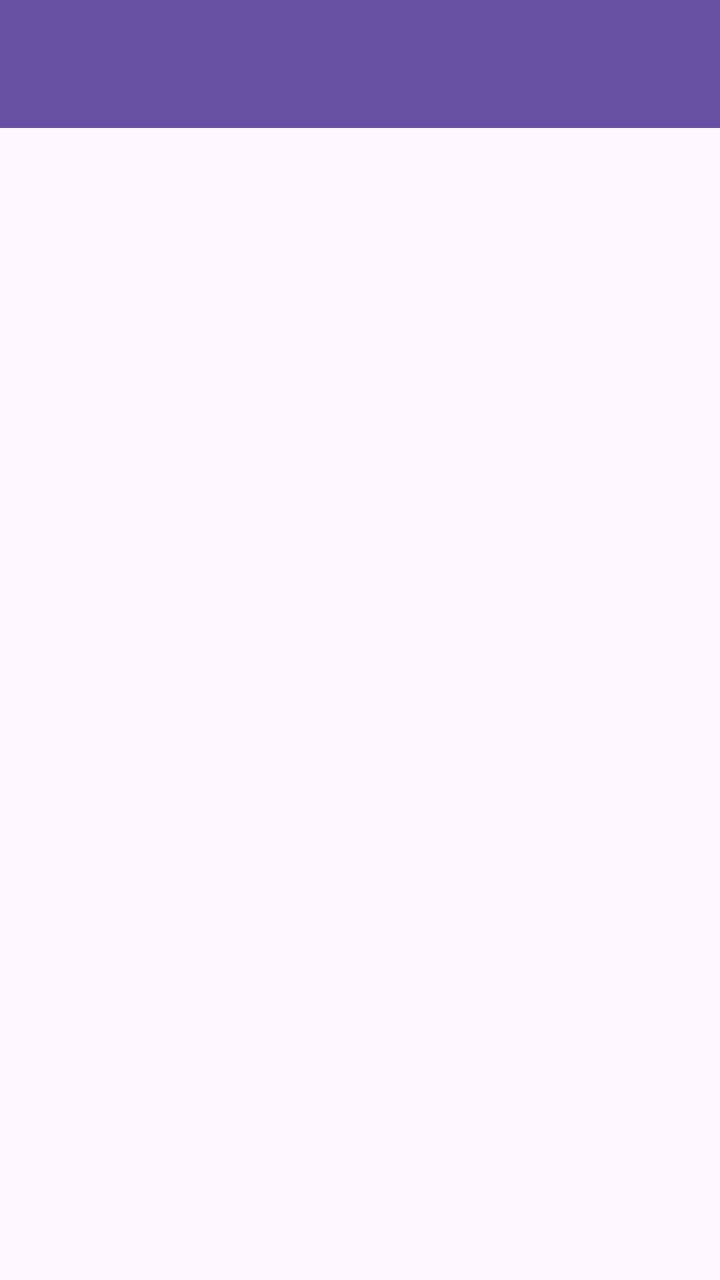
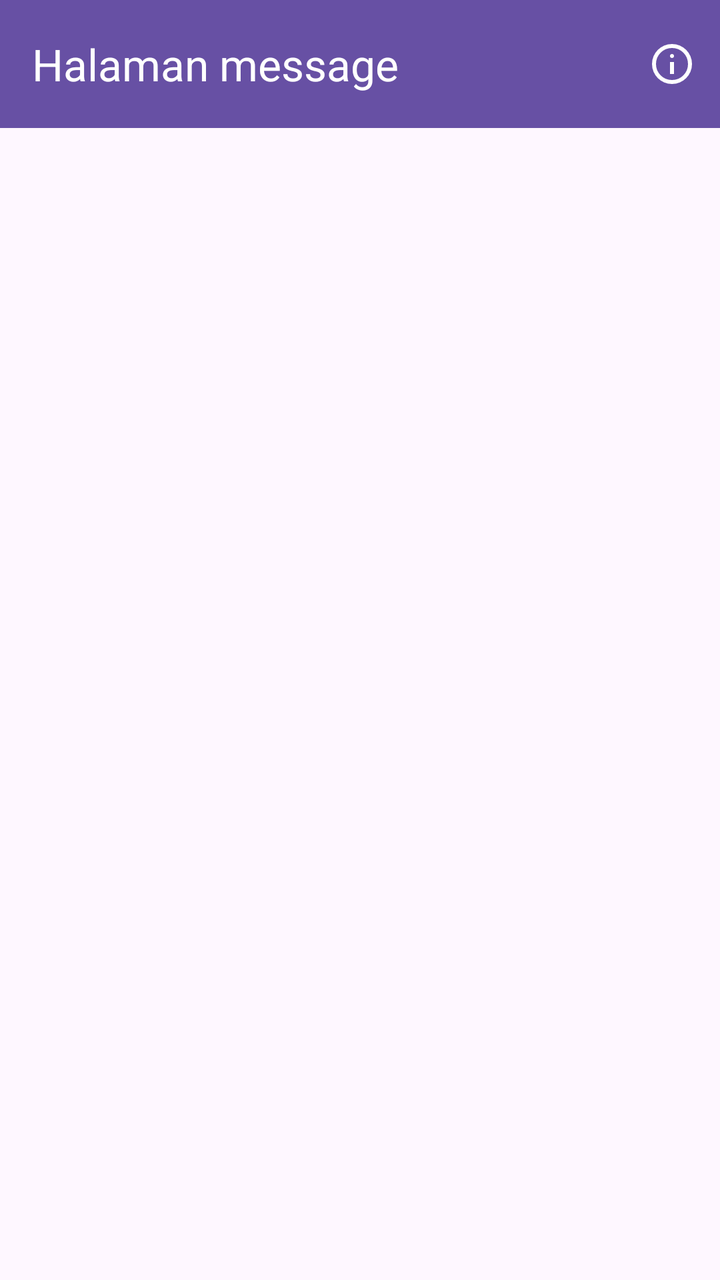

Compare the two renders of this Android layout. The source of the first and the diff that turns it into the second are given below.
<!-- AndroidManifest.xml: application theme Theme.Nezhahira_3TIC -->
<!-- res/layout/fragment_message.xml -->
<?xml version="1.0" encoding="utf-8"?>
<androidx.coordinatorlayout.widget.CoordinatorLayout xmlns:android="http://schemas.android.com/apk/res/android"
    xmlns:tools="http://schemas.android.com/tools"
    android:layout_width="match_parent"
    android:layout_height="match_parent"
    xmlns:app="http://schemas.android.com/apk/res-auto"
    tools:context=".message.MessageFragment">

    <com.google.android.material.appbar.AppBarLayout
        android:id="@+id/appBarLayout"
        android:layout_width="match_parent"
        android:layout_height="wrap_content"
        android:theme="@style/ThemeOverlay.AppCompat.Dark.ActionBar">
        <androidx.appcompat.widget.Toolbar
            android:id="@+id/toolbar"
            android:layout_width="match_parent"
            android:layout_height="?attr/actionBarSize"
            android:background="?attr/colorPrimary"
            app:layout_scrollFlags="scroll|enterAlways"
            app:titleTextColor="@android:color/white" />
    </com.google.android.material.appbar.AppBarLayout>
    <ListView
        android:id="@+id/listMessageItems"
        android:layout_width="match_parent"
        android:layout_height="match_parent"
        app:layout_behavior="@string/appbar_scrolling_view_behavior" />
</androidx.coordinatorlayout.widget.CoordinatorLayout>
<!-- resources referenced by this layout -->
<resources>
  <style name="Theme.Nezhahira_3TIC" parent="Base.Theme.Nezhahira_3TIC" />
  <style name="Base.Theme.Nezhahira_3TIC" parent="Theme.Material3.DayNight.NoActionBar">
          
          
      </style>
</resources>

<!-- the commit's change to res/layout/fragment_message.xml (unified diff, before → after) -->
@@ -17,6 +17,8 @@
             android:layout_height="?attr/actionBarSize"
             android:background="?attr/colorPrimary"
             app:layout_scrollFlags="scroll|enterAlways"
+            app:menu="@menu/message_toolbar_menu"
+            app:title="Halaman message"
             app:titleTextColor="@android:color/white" />
     </com.google.android.material.appbar.AppBarLayout>
     <ListView
